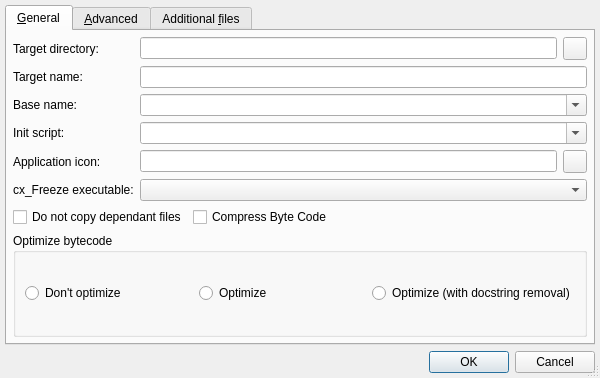
Old version of the form CxFreeze/CxfreezeConfigDialog.ui in the repository ag-python/ide-eric-cxfreeze.
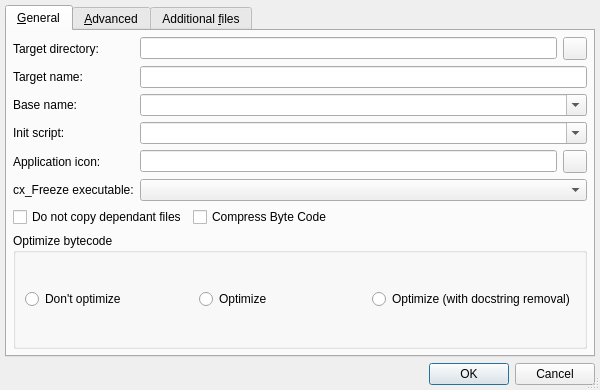
New version of the form.

Diff of the .ui file:
```diff
--- a/CxFreeze/CxfreezeConfigDialog.ui
+++ b/CxFreeze/CxfreezeConfigDialog.ui
@@ -7,7 +7,7 @@
     <x>0</x>
     <y>0</y>
     <width>600</width>
-    <height>378</height>
+    <height>390</height>
    </rect>
   </property>
   <property name="windowTitle">
```
Left out of the diff: 3 changed lines with no effect on the pictures.
